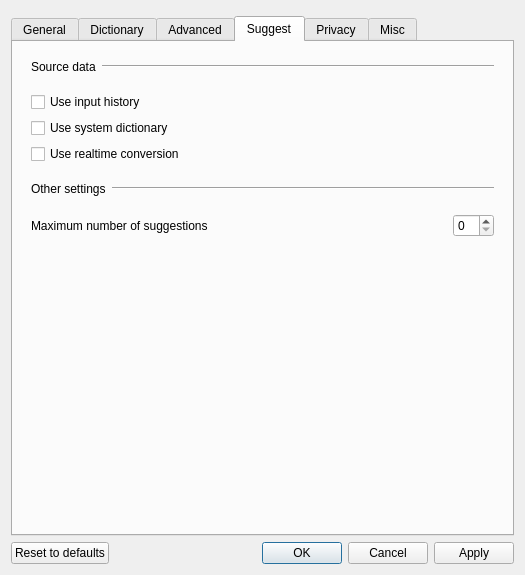
Above: src/gui/config_dialog/config_dialog.ui from marinaMoji/marinaMoji before the change. Below: the same form after it.
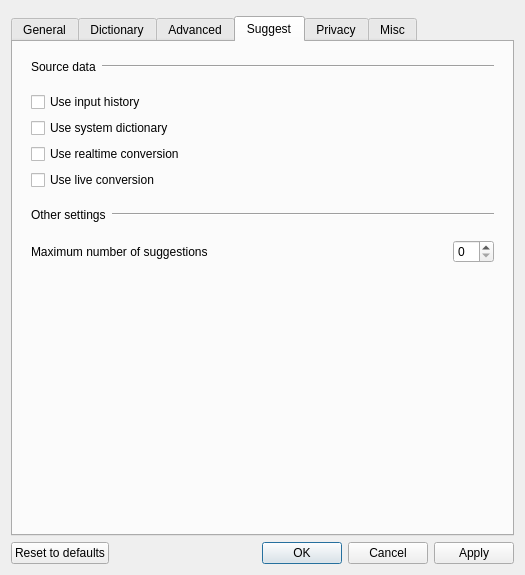
That is the form after the change. The open tabs and pages were chosen to show the change. Custom widgets are drawn as their Qt base class.

Commit message:
Add live-conversion toolbar toggle (config only).
Wire use_live_conversion and TOGGLE_LIVE_CONVERSION across session and
mac/Linux/Windows toolbars; Preferences checkbox and icons included.

```diff
--- a/src/gui/config_dialog/config_dialog.ui
+++ b/src/gui/config_dialog/config_dialog.ui
@@ -1179,6 +1179,16 @@
               </property>
              </widget>
             </item>
+            <item row="3" column="0" colspan="3">
+             <widget class="QCheckBox" name="liveConversionCheckBox">
+              <property name="toolTip">
+               <string>Show the top conversion in the underline as you type (Apple-like). Off by default.</string>
+              </property>
+              <property name="text">
+               <string>Use live conversion</string>
+              </property>
+             </widget>
+            </item>
            </layout>
           </widget>
          </item>
```
Left out of the diff: 1 changed line with no effect on the pictures. The commit also changes 39 other files.
